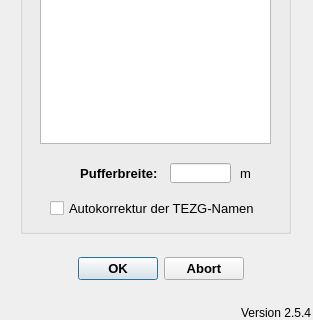
First picture: the form in qkan/linkflaechen/res/application_assigntgeb.ui, repository hoettges/QKan, before the edit; both pictures show x 0 to 313 and y 207 to 527 of the 313 by 527 pixel window.
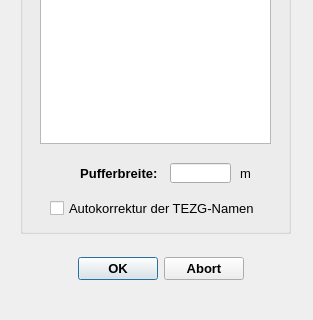
Second picture: the form after the edit.

Diff of the .ui file:
```diff
--- a/qkan/linkflaechen/res/application_assigntgeb.ui
+++ b/qkan/linkflaechen/res/application_assigntgeb.ui
@@ -234,25 +234,6 @@
     </property>
    </widget>
   </widget>
-  <widget class="QLabel" name="lb_version">
-   <property name="geometry">
-    <rect>
-     <x>240</x>
-     <y>510</y>
-     <width>71</width>
-     <height>20</height>
-    </rect>
-   </property>
-   <property name="toolTip">
-    <string>Version QKan Import</string>
-   </property>
-   <property name="text">
-    <string>Version 2.5.4</string>
-   </property>
-   <property name="alignment">
-    <set>Qt::AlignRight|Qt::AlignTrailing|Qt::AlignVCenter</set>
-   </property>
-  </widget>
  </widget>
  <resources/>
  <connections>
```
Left out of the diff: 2 changed lines with no effect on the pictures.
